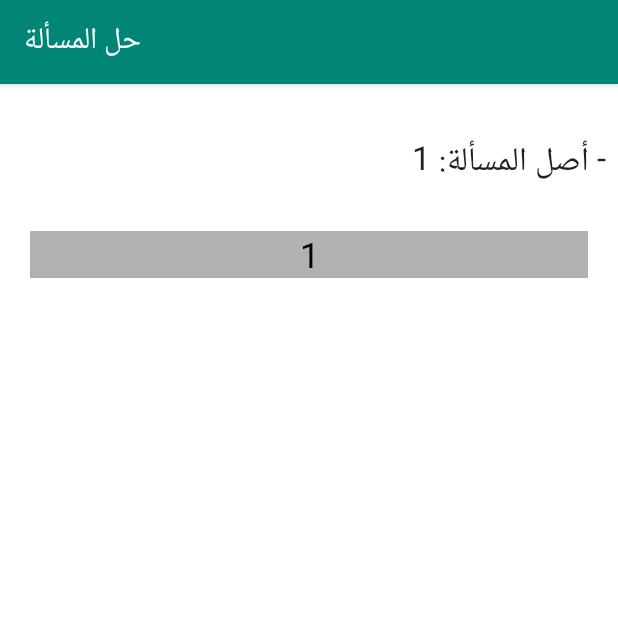
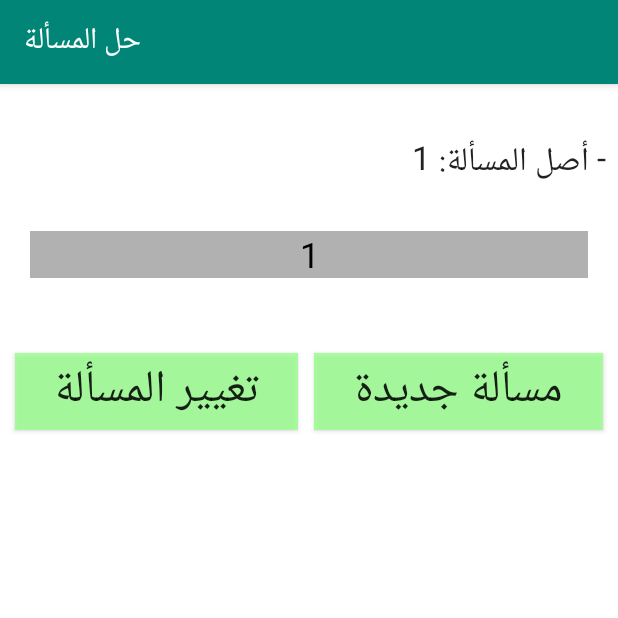
Before and after one commit to cdjalel/Zaid, an Android app: the Activity8 screen opened directly, with no data from a screen before it, on a phone screen of 412 x 824 dp, the top half of it. Run offline under Robolectric (Android 15) with nearby library versions, the light colour scheme and no system bars.

Commit message:
Add buttons: new massala and change massala

```diff
--- a/app/src/main/res/layout/activity_8.xml
+++ b/app/src/main/res/layout/activity_8.xml
@@ -21,7 +21,7 @@
     xmlns:app="http://schemas.android.com/apk/res-auto"
     xmlns:tools="http://schemas.android.com/tools"
     android:orientation="vertical" android:layout_width="match_parent"
-    android:layout_height="match_parent"  tools:context="..Activity8"
+    android:layout_height="match_parent"  tools:context=".Activity8"
     android:background="@android:color/white">
 
 
@@ -50,6 +50,41 @@
                 android:layout_marginRight="5dp"
                 android:gravity="right|center_vertical"
                 android:text="@string/title_activity8" />
+
+            <LinearLayout
+                android:id="@+id/buttonsLayout"
+                android:layout_width="match_parent"
+                android:layout_height="match_parent"
+                android:orientation="horizontal">
+
+                <Button
+                    android:id="@+id/changeMassalaBtn"
+                    android:layout_width="wrap_content"
+                    android:layout_height="wrap_content"
+                    android:layout_marginLeft="10dp"
+                    android:layout_marginTop="10dp"
+                    android:layout_marginRight="5dp"
+                    android:layout_marginBottom="10dp"
+                    android:layout_weight="1"
+                    android:background="#cc98ff8d"
+                    android:onClick="onChangeMassalaClicked"
+                    android:text="تغيير المسألة"
+                    android:textSize="30sp" />
+
+                <Button
+                    android:id="@+id/restartBtn"
+                    android:layout_width="wrap_content"
+                    android:layout_height="wrap_content"
+                    android:layout_marginLeft="5dp"
+                    android:layout_marginTop="10dp"
+                    android:layout_marginRight="10dp"
+                    android:layout_marginBottom="10dp"
+                    android:layout_weight="1"
+                    android:background="#cc98ff8d"
+                    android:onClick="onRestartClicked"
+                    android:text="مسألة جديدة"
+                    android:textSize="30sp" />
+            </LinearLayout>
         </LinearLayout>
     </ScrollView>
 
```
Also changed, not shown: app/src/main/java/com/djalel/android/zaid/Activity8.java (+20 -0 lines), app/src/main/java/com/djalel/android/zaid/WarathaInput.java (+29 -0 lines).
